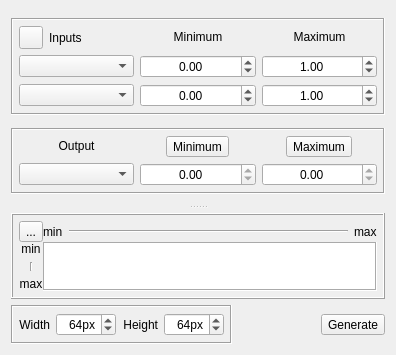
Above: qtfuzzylite/ui/Surface2D.ui from fuzzylite/fuzzylite before the change. Below: the same form after it.
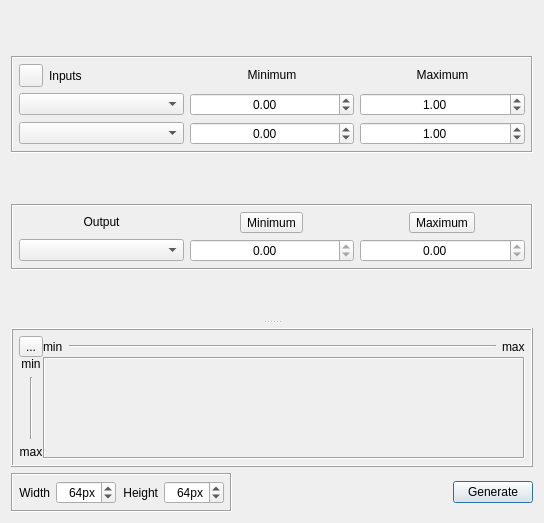
That is the form after the change. Icons and pictures are not drawn.

Commit message: qt: Surface ready with Qwt Contours.

The edit to the form file:
```diff
--- a/qtfuzzylite/ui/Surface2D.ui
+++ b/qtfuzzylite/ui/Surface2D.ui
@@ -6,8 +6,8 @@
    <rect>
     <x>0</x>
     <y>0</y>
-    <width>396</width>
-    <height>355</height>
+    <width>544</width>
+    <height>523</height>
    </rect>
   </property>
   <property name="windowTitle">
@@ -22,11 +22,17 @@
      <property name="handleWidth">
       <number>12</number>
      </property>
-     <property name="childrenCollapsible">
-      <bool>true</bool>
-     </property>
-     <widget class="QWidget" name="verticalLayoutWidget">
+     <widget class="QFrame" name="verticalFrame">
+      <property name="sizePolicy">
+       <sizepolicy hsizetype="Expanding" vsizetype="Expanding">
+        <horstretch>0</horstretch>
+        <verstretch>0</verstretch>
+       </sizepolicy>
+      </property>
       <layout class="QVBoxLayout" name="verticalLayout">
+       <property name="margin">
+        <number>0</number>
+       </property>
        <item>
         <widget class="QFrame" name="frame">
          <property name="sizePolicy">
@@ -515,7 +521,7 @@
        <item row="1" column="1">
         <widget class="QLabel" name="canvas">
          <property name="sizePolicy">
-          <sizepolicy hsizetype="MinimumExpanding" vsizetype="MinimumExpanding">
+          <sizepolicy hsizetype="Ignored" vsizetype="Ignored">
            <horstretch>0</horstretch>
            <verstretch>0</verstretch>
           </sizepolicy>
@@ -524,7 +530,7 @@
           <bool>true</bool>
          </property>
          <property name="styleSheet">
-          <string notr="true">background:white</string>
+          <string notr="true"/>
          </property>
          <property name="frameShape">
           <enum>QFrame::Box</enum>
@@ -639,16 +645,7 @@
       </spacer>
      </item>
      <item>
-      <widget class="QToolButton" name="btn_generate">
-       <property name="sizePolicy">
-        <sizepolicy hsizetype="Maximum" vsizetype="Maximum">
-         <horstretch>0</horstretch>
-         <verstretch>0</verstretch>
-        </sizepolicy>
-       </property>
-       <property name="layoutDirection">
-        <enum>Qt::LeftToRight</enum>
-       </property>
+      <widget class="QPushButton" name="btn_generate">
        <property name="text">
         <string>Generate</string>
        </property>
@@ -662,8 +659,11 @@
          <height>22</height>
         </size>
        </property>
-       <property name="toolButtonStyle">
-        <enum>Qt::ToolButtonTextBesideIcon</enum>
+       <property name="autoDefault">
+        <bool>true</bool>
+       </property>
+       <property name="default">
+        <bool>true</bool>
        </property>
       </widget>
      </item>
```
Left out of the diff: 2 changed lines with no effect on the pictures. The commit also changes 28 other files.
